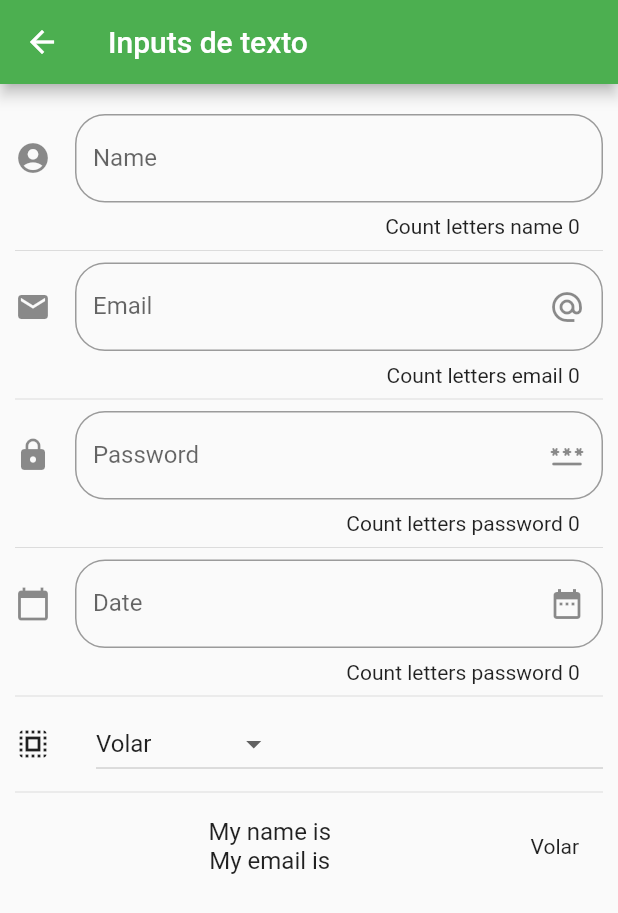
After one commit to sebasgarcia29/componentFlutter, a Flutter app: the screen it shows after launch, after a tap on "Inputs", on a phone screen of 412 x 824 dp. The commit adds this screen. Shown: the top 913 px of the screen. Run offline on Flutter 3.47's test engine with Material 2 defaults, Android fonts, the phone set to English and light mode, and no system bars; network calls fail.

Commit message:
update with inputs

```diff
--- a/data/menu_opts.json
+++ b/data/menu_opts.json
@@ -20,6 +20,11 @@
             "ruta" : "animatedContainer",
             "icon" : "aspect_ratio",
             "texto": "Animated Container"
+        },
+        {
+            "ruta" : "inputs",
+            "icon" : "inputs",
+            "texto": "Inputs"
         }
     ]
 }
--- a/lib/main.dart
+++ b/lib/main.dart
@@ -1,4 +1,5 @@
 import 'package:flutter/material.dart';
+import 'package:flutter_localizations/flutter_localizations.dart';
 
 //routes
 import 'package:components/src/routes/routes.dart';
@@ -12,13 +13,21 @@ class MyApp extends StatelessWidget {
     return MaterialApp(
       title: 'Components App',
       debugShowCheckedModeBanner: false,
+      localizationsDelegates: [
+        GlobalMaterialLocalizations.delegate,
+        GlobalWidgetsLocalizations.delegate,
+        GlobalCupertinoLocalizations.delegate,
+      ],
+      supportedLocales: [
+        const Locale('en', 'US'),
+        const Locale('es', 'ES'),
+      ],
       // home: HomePage(),
       initialRoute: '/',
       routes: getApplicationRoutes(),
       onGenerateRoute: (RouteSettings settings) {
         print('Ruta llamada ${settings.name}');
-        return MaterialPageRoute(
-            builder: (BuildContext context) => HomePage());
+        return MaterialPageRoute(builder: (BuildContext context) => HomePage());
       },
     );
   }
--- /dev/null
+++ b/lib/src/pages/inputs_page.dart
@@ -0,0 +1,182 @@
+import 'package:flutter/material.dart';
+
+class InputsPages extends StatefulWidget {
+  @override
+  _InputsPagesState createState() => _InputsPagesState();
+}
+
+class _InputsPagesState extends State<InputsPages> {
+  String _nombre = '';
+  String _email = '';
+  String _password = '';
+  String _date = '';
+  String _opcionSeleccionada = 'Volar';
+
+  List<String> _poderes = ['Volar', 'Rayos x', 'Super aliento', 'Super fuerza'];
+
+  TextEditingController _inputFieldDateController = new TextEditingController();
+
+  @override
+  Widget build(BuildContext context) {
+    return Scaffold(
+      appBar: AppBar(
+        title: Text('Inputs de texto'),
+        backgroundColor: Colors.green,
+      ),
+      body: ListView(
+        padding: EdgeInsets.symmetric(horizontal: 10.0, vertical: 20.0),
+        children: <Widget>[
+          _crearInput(),
+          Divider(),
+          _crearEmail(),
+          Divider(),
+          _crearPassword(),
+          Divider(),
+          _createDate(context),
+          Divider(),
+          _createDropdown(),
+          Divider(),
+          _crearPersona(),
+        ],
+      ),
+    );
+  }
+
+  Widget _crearInput() {
+    return TextField(
+      // autofocus: true,
+      textCapitalization: TextCapitalization.sentences,
+      decoration: InputDecoration(
+        border: OutlineInputBorder(borderRadius: BorderRadius.circular(20.0)),
+        counter: Text('Count letters name ${_nombre.length} '),
+        hintText: 'Name',
+        labelText: 'Name',
+        // helperText: 'Solo es el nombre',
+        // suffixIcon: Icon(Icons.accessibility),
+        icon: Icon(Icons.account_circle),
+      ),
+      onChanged: (valor) {
+        setState(() {
+          _nombre = valor;
+        });
+      },
+    );
+  }
+
+  Widget _crearPersona() {
+    return ListTile(
+      title: Column(
+        mainAxisAlignment: MainAxisAlignment.start,
+        children: [
+          Text('My name is $_nombre'),
+          Text('My email is $_email'),
+        ],
+      ),
+      trailing: Text(_opcionSeleccionada),
+    );
+  }
+
+  Widget _crearEmail() {
+    return TextField(
+      keyboardType: TextInputType.emailAddress,
+      decoration: InputDecoration(
+        border: OutlineInputBorder(borderRadius: BorderRadius.circular(20.0)),
+        counter: Text('Count letters email ${_email.length} '),
+        hintText: 'Email',
+        labelText: 'Email',
+        icon: Icon(Icons.email),
+        suffixIcon: Icon(Icons.alternate_email),
+      ),
+      onChanged: (valor) => setState(() {
+        _email = valor;
+      }),
+    );
+  }
+
+  Widget _crearPassword() {
+    return TextField(
+      obscureText: true,
+      decoration: InputDecoration(
+        border: OutlineInputBorder(borderRadius: BorderRadius.circular(20.0)),
+        counter: Text('Count letters password ${_password.length} '),
+        hintText: 'Password',
+        labelText: 'Password',
+        icon: Icon(Icons.lock),
+        suffixIcon: Icon(Icons.password_rounded),
+      ),
+      onChanged: (valor) => setState(() {
+        _password = valor;
+      }),
+    );
+  }
+
+  Widget _createDate(BuildContext context) {
+    return TextField(
+      enableInteractiveSelection: false,
+      controller: _inputFieldDateController,
+      decoration: InputDecoration(
+        border: OutlineInputBorder(borderRadius: BorderRadius.circular(20.0)),
+        counter: Text('Count letters password ${_date.length} '),
+        hintText: 'Date born',
+        labelText: 'Date',
+        icon: Icon(Icons.calendar_today),
+        suffixIcon: Icon(Icons.date_range),
+      ),
+      onTap: () {
+        FocusScope.of(context).requestFocus(new FocusNode());
+        _selectDate(context);
+      },
+    );
+  }
+
+  _selectDate(BuildContext context) async {
+    dynamic picked = await showDatePicker(
+      context: context,
+      initialDate: new DateTime.now(),
+      firstDate: new DateTime(2021),
+      lastDate: new DateTime(2022),
+      locale: Locale('es', 'ES'),
+    );
+    if (picked != null) {
+      setState(() {
+        _date = picked.toString();
+        _inputFieldDateController.text = _date;
+      });
+    }
+  }
+
+  List<DropdownMenuItem<String>> getOpcionesDropdown() {
+    List<DropdownMenuItem<String>> lista = [];
+
+    _poderes.forEach((poder) {
+      lista.add(DropdownMenuItem(
+        child: Text(poder),
+        value: poder,
+      ));
+    });
+
+    return lista;
+  }
+
+  Widget _createDropdown() {
+    return Row(
+      children: <Widget>[
+        Icon(Icons.select_all),
+        SizedBox(
+          width: 30.0,
+        ),
+        Expanded(
+          child: DropdownButton(
+            value: _opcionSeleccionada,
+            items: getOpcionesDropdown(),
+            onChanged: (String? opt) {
+              setState(() {
+                _opcionSeleccionada = opt!;
+              });
+            },
+          ),
+        ),
+      ],
+    );
+  }
+}
--- a/lib/src/routes/routes.dart
+++ b/lib/src/routes/routes.dart
@@ -5,6 +5,7 @@ import 'package:components/src/pages/alert_page.dart';
 import 'package:components/src/pages/avatar_page.dart';
 import 'package:components/src/pages/card_pages.dart';
 import 'package:components/src/pages/animated_container.dart';
+import 'package:components/src/pages/inputs_page.dart';
 
 Map<String, WidgetBuilder> getApplicationRoutes() {
   return <String, WidgetBuilder>{
@@ -13,5 +14,6 @@ Map<String, WidgetBuilder> getApplicationRoutes() {
     'avatar': (BuildContext context) => AvatarPage(),
     'card': (BuildContext context) => CardPages(),
     'animatedContainer': (BuildContext context) => AnimatedContainerPage(),
+    'inputs': (BuildContext context) => InputsPages(),
   };
 }
--- a/lib/src/utils/icono_string_util.dart
+++ b/lib/src/utils/icono_string_util.dart
@@ -5,6 +5,7 @@ final _icons = <String, IconData>{
   'accessibility': Icons.accessibility,
   'folder_open': Icons.folder_open,
   'aspect_ratio': Icons.aspect_ratio,
+  'inputs': Icons.input,
 };
 
 Icon getIcon(String nameIcon) {
--- a/pubspec.yaml
+++ b/pubspec.yaml
@@ -22,6 +22,9 @@ environment:
 
 dependencies:
   flutter:
+    sdk: flutter
+
+  flutter_localizations: # Add this line
     sdk: flutter
 
 
```
Also changed, not shown: pubspec.lock.
